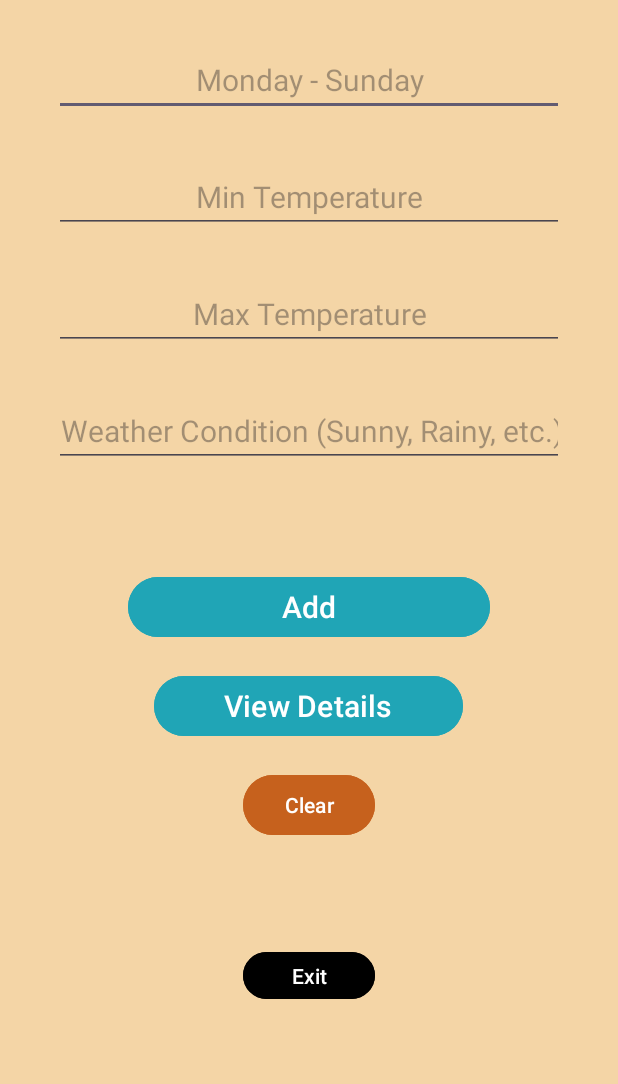
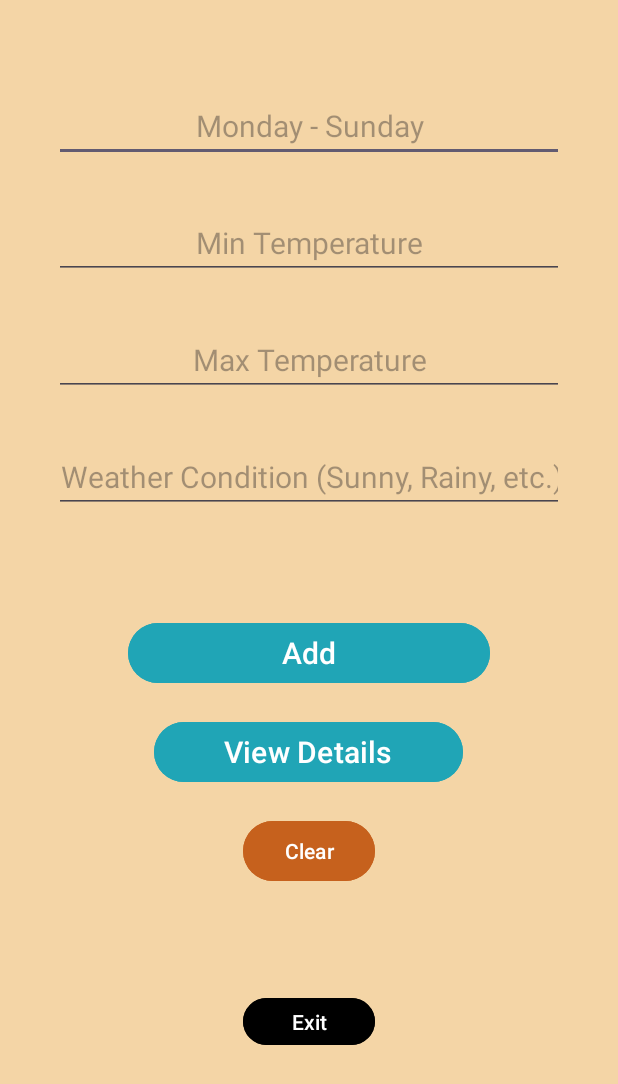
Before and after one commit to ST10434179-MichaelHerring/ST10434179_IMAD5112_Practicum, an Android app: the MainScreen screen opened directly, with no data from a screen before it, on a phone screen of 412 x 824 dp. Shown: the top 1084 px of the screen. Run offline under Robolectric (Android 15) with nearby library versions, the light colour scheme and no system bars.

Commit message:
Moved components down to it looks better for pixel 8 pro

```diff
--- a/app/src/main/res/layout/detail_screen.xml
+++ b/app/src/main/res/layout/detail_screen.xml
@@ -8,7 +8,7 @@
 
     <Space
         android:layout_width="match_parent"
-        android:layout_height="55dp" />
+        android:layout_height="83dp" />
 
     <TextView
         android:id="@+id/txtOutput"
--- a/app/src/main/res/layout/main_screen.xml
+++ b/app/src/main/res/layout/main_screen.xml
@@ -8,7 +8,7 @@
 
     <Space
         android:layout_width="match_parent"
-        android:layout_height="29dp" />
+        android:layout_height="60dp" />
 
     <EditText
         android:id="@+id/edtDay"
--- a/app/src/main/res/layout/splash_screen.xml
+++ b/app/src/main/res/layout/splash_screen.xml
@@ -9,7 +9,7 @@
 
     <Space
         android:layout_width="match_parent"
-        android:layout_height="114dp" />
+        android:layout_height="124dp" />
 
     <TextView
         android:id="@+id/txtAppName"
```
